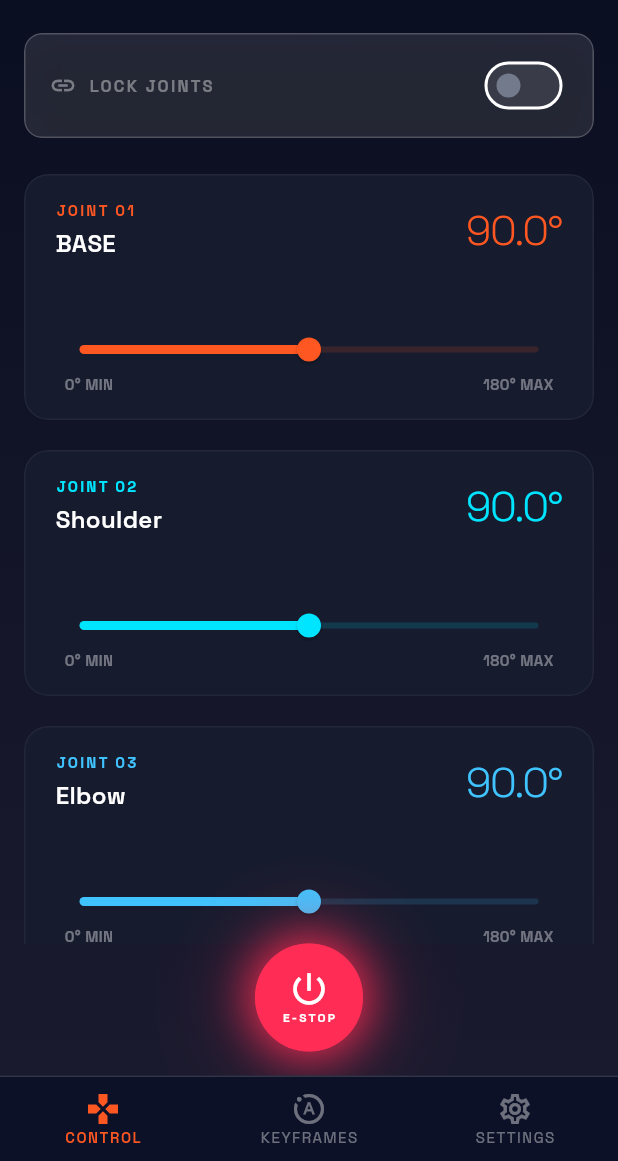
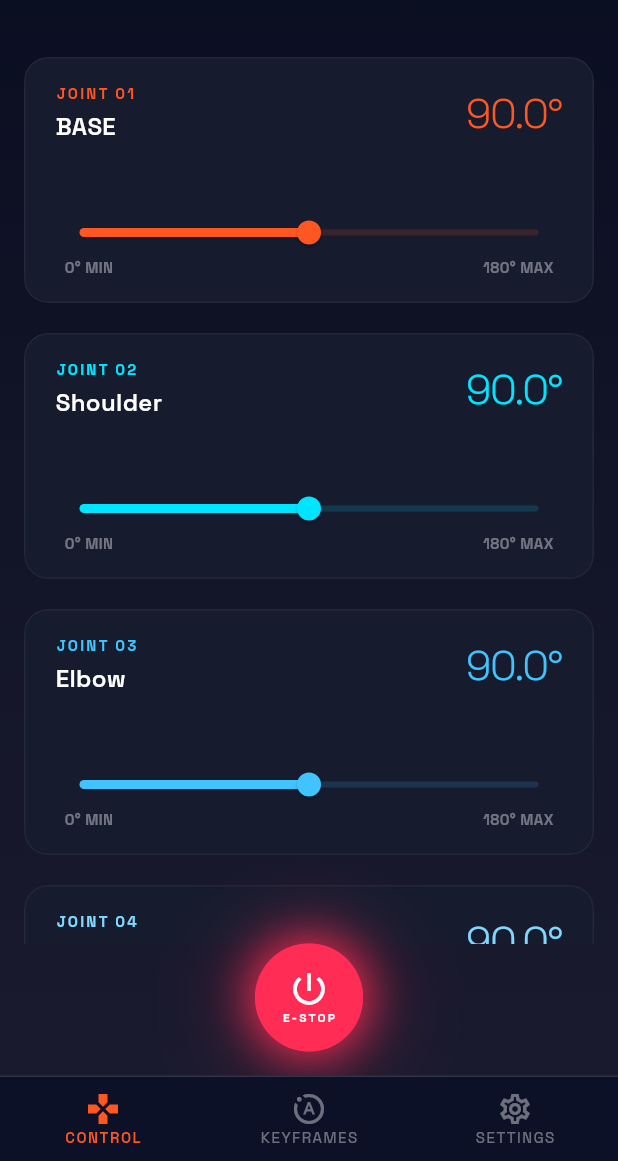
Before and after one commit to abhinavtech23/robotic-arm-and-its-controller, a Flutter app: the HomeShell screen opened by its route, on a phone screen of 412 x 824 dp, the part 75-1236 px from its top. Run offline on Flutter 3.47's test engine with Material 3 defaults, Android fonts, the phone set to English and light mode, and no system bars; our stand-ins replace audioplayers, fl_chart, google_fonts, shared_preferences; accounts and stored records are empty.

Commit message:
Update claw motor controls and robot service

```diff
--- a/lib/screens/control_screen.dart
+++ b/lib/screens/control_screen.dart
@@ -17,8 +17,7 @@ class ControlScreen extends StatefulWidget {
 }
 
 class _ControlScreenState extends State<ControlScreen> {
-  final List<double> _angles = List.filled(6, 90.0);
-  bool _lockJoints = false;
+  final List<double> _angles = List.filled(7, 90.0);
 
   static const List<String> _jointLabels = [
     'BASE',
@@ -27,6 +26,7 @@ class _ControlScreenState extends State<ControlScreen> {
     'Wrist-P',
     'Wrist-R',
     'GRIP',
+    'CLAW',
   ];
 
   static const List<Color> _jointColors = [
@@ -36,29 +36,11 @@ class _ControlScreenState extends State<ControlScreen> {
     Color(0xFF80D8FF),
     OgarmColors.amber,
     Color(0xFFFFD54F),
+    Color(0xFFFFAB00),
   ];
-
   void _onAngleChanged(int index, double value) {
     setState(() {
       _angles[index] = value;
-
-      // Lock joints: J0 ↔ J3 inverse coupling
-      if (_lockJoints) {
-        if (index == 0) {
-          _angles[3] = 180 - value;
-          context.read<RobotService>().sendSingleServo(4, _angles[3].round());
-        } else if (index == 3) {
-          _angles[0] = 180 - value;
-          context.read<RobotService>().sendSingleServo(1, _angles[0].round());
-        }
-        if (index == 1) {
-          _angles[4] = 180 - value;
-          context.read<RobotService>().sendSingleServo(5, _angles[4].round());
-        } else if (index == 4) {
-          _angles[1] = 180 - value;
-          context.read<RobotService>().sendSingleServo(2, _angles[1].round());
-        }
-      }
     });
 
     // Send the primary servo (1-indexed)
@@ -67,7 +49,7 @@ class _ControlScreenState extends State<ControlScreen> {
 
   void _onEStop() {
     setState(() {
-      for (int i = 0; i < 6; i++) {
+      for (int i = 0; i < 7; i++) {
         _angles[i] = 90.0;
       }
     });
@@ -126,50 +108,7 @@ class _ControlScreenState extends State<ControlScreen> {
               ),
             ),
 
-            // Lock Joints Toggle
-            Padding(
-              padding: const EdgeInsets.symmetric(horizontal: 16),
-              child: GlassCard(
-                margin: EdgeInsets.zero,
-                padding: const EdgeInsets.symmetric(horizontal: 16, vertical: 10),
-                borderRadius: 12,
-                child: Row(
-                  mainAxisAlignment: MainAxisAlignment.spaceBetween,
-                  children: [
-                    Row(
-                      children: [
-                        Icon(
-                          Icons.link,
-                          color: _lockJoints ? OgarmColors.amber : mutedColor,
-                          size: 18,
-                        ),
-                        const SizedBox(width: 8),
-                        Text(
-                          'LOCK JOINTS',
-                          style: GoogleFonts.spaceGrotesk(
-                            fontSize: 11,
-                            fontWeight: FontWeight.w600,
-                            color: _lockJoints ? OgarmColors.amber : mutedColor,
-                            letterSpacing: 1.5,
-                          ),
-                        ),
-                      ],
-                    ),
-                    Switch(
-                      value: _lockJoints,
-                      onChanged: (v) => setState(() => _lockJoints = v),
-                      activeThumbColor: OgarmColors.amber,
-                      activeTrackColor: OgarmColors.amber.withValues(alpha: 0.3),
-                      inactiveThumbColor: mutedColor,
-                      inactiveTrackColor: isLight ? Colors.black12 : OgarmColors.glassWhite,
-                    ),
-                  ],
-                ),
-              ),
-            ),
-            const SizedBox(height: 8),
-
-            // 6 Joint Control Cards in Grid
+            // 7 Joint Control Cards in Grid
             Expanded(
               child: LayoutBuilder(
                 builder: (context, constraints) {
@@ -183,7 +122,7 @@ class _ControlScreenState extends State<ControlScreen> {
                       crossAxisSpacing: 4,
                       mainAxisSpacing: 4,
                     ),
-                    itemCount: 6,
+                    itemCount: 7,
                     itemBuilder: (context, index) {
                       return OgarmSlider(
                         value: _angles[index],
```
Also changed, not shown: lib/services/robot_service.dart (+6 -6 lines), 1 other file.
